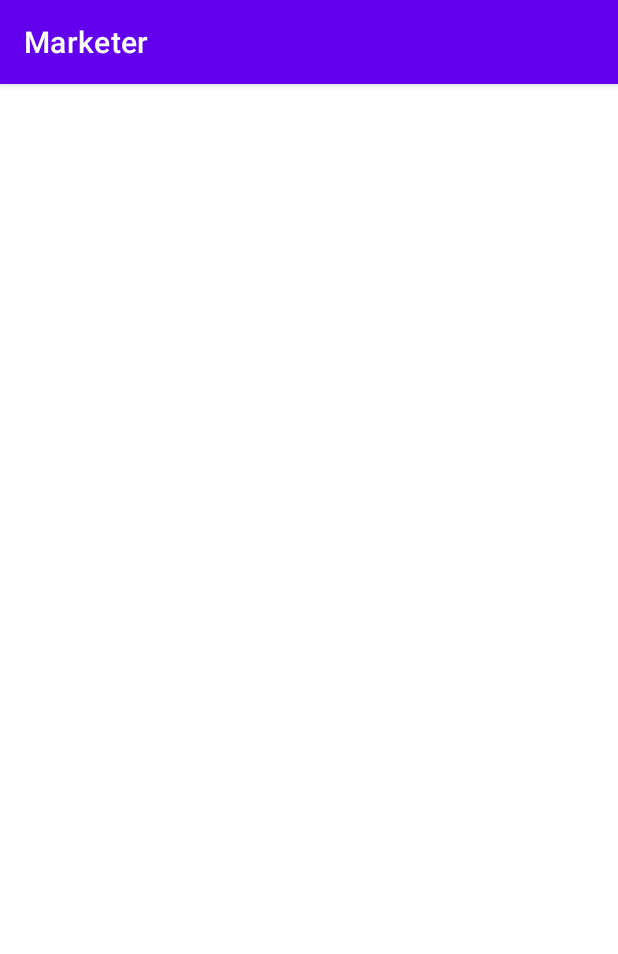
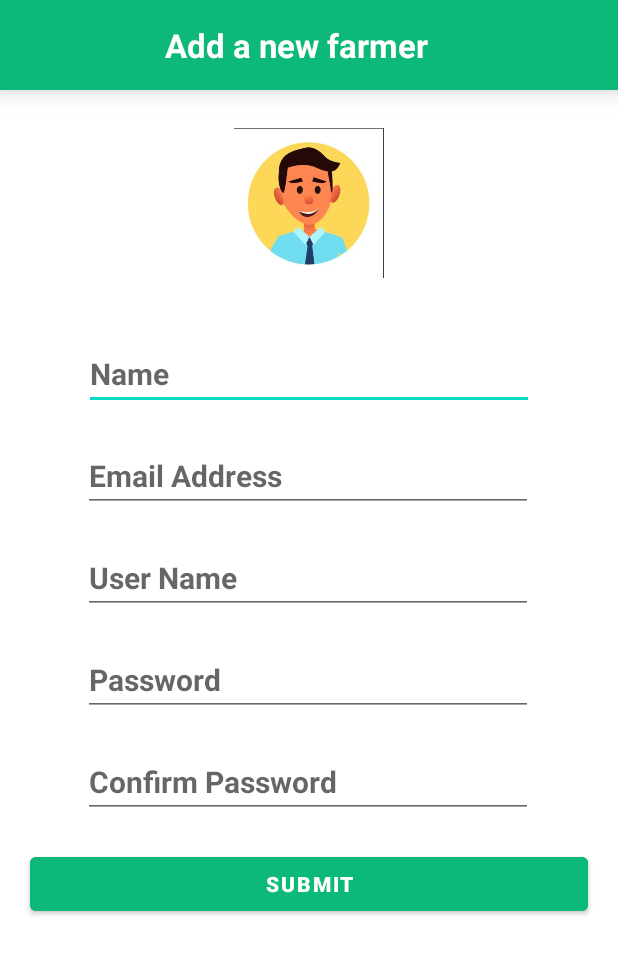
Before and after one commit to Sugam1530/marketerApp, an Android app: the activity_add_farmer screen opened directly, with no data from a screen before it, on a phone screen of 412 x 824 dp. Shown: the top 954 px of the screen. Run offline under Robolectric (Android 15) with nearby library versions, the phone set to English and light mode, and no system bars.

Commit message:
many changes

```diff
--- /dev/null
+++ b/app/src/main/java/com/example/marketer/AddFarmerOverview.java
@@ -0,0 +1,36 @@
+package com.example.marketer;
+
+public class AddFarmerOverview {
+
+    private float status;
+    private String messege;
+
+    public AddFarmerOverview()
+    {}
+
+    public AddFarmerOverview(float status, String messege){
+        this.status = status;
+        this.messege = messege;
+    }
+
+
+    // Getter Methods
+
+    public float getStatus() {
+        return status;
+    }
+
+    public String getMessege() {
+        return messege;
+    }
+
+    // Setter Methods
+
+    public void setStatus(float status) {
+        this.status = status;
+    }
+
+    public void setMessege(String messege) {
+        this.messege = messege;
+    }
+}
--- a/app/src/main/java/com/example/marketer/ApiInterface.java
+++ b/app/src/main/java/com/example/marketer/ApiInterface.java
@@ -19,4 +19,8 @@ public interface ApiInterface {
 @Multipart
 @POST("api/marketer/login")
     Call<ResponseArrayMarketerLoginOverview> postMarketerLogin(@Part("username") RequestBody username, @Part("password") RequestBody password);
+
+@Multipart
+@POST("api/marketer/addfarmer")
+    Call<AddFarmerOverview> postAddFarmer(@Part ("name") RequestBody name, @Part("email") RequestBody email, @Part("username") RequestBody username, @Part("password") RequestBody password, @Part("cnfm_password") RequestBody cnfm_password, @Part("mkt_id") RequestBody mkt_id);
 }
--- a/app/src/main/java/com/example/marketer/MainActivity.java
+++ b/app/src/main/java/com/example/marketer/MainActivity.java
@@ -24,7 +24,7 @@ public class MainActivity extends AppCompatActivity {
 
     LinearLayout layoutWalletbalance, layoutfarmerList, farmerProfile;
     SharedPreferences sharedPreferences;
-    TextView userName, walletAmount;
+    TextView userName, walletAmount, marketerName, marketerEmail;
     public static final String userNameKey = "userName";
     ApiInterface apiInterface;
 
@@ -38,6 +38,8 @@ public class MainActivity extends AppCompatActivity {
         farmerProfile = findViewById(R.id.farmerProfile);
         userName = findViewById(R.id.userName);
         walletAmount = findViewById(R.id.walletAmount);
+        marketerName = findViewById(R.id.farmerName);
+        marketerEmail = findViewById(R.id.farmerId);
 
         SharedPreferences sharedPreferences = getSharedPreferences(userNameKey, Context.MODE_PRIVATE);
         userName.setText(sharedPreferences.getString("uName",""));
@@ -52,6 +54,8 @@ public class MainActivity extends AppCompatActivity {
             public void onResponse(Call<ResponseArrayMarketerProfileOverview> call, Response<ResponseArrayMarketerProfileOverview> response) {
                 if (response.body() != null && response.body().getResponse() != null){
                     walletAmount.setText(response.body().getResponse().getWallet_balance());
+                    marketerName.setText(response.body().getResponse().getName());
+                    marketerEmail.setText(response.body().getResponse().getEmail());
                 }
             }
 
--- a/app/src/main/java/com/example/marketer/activity_add_farmer.java
+++ b/app/src/main/java/com/example/marketer/activity_add_farmer.java
@@ -2,13 +2,76 @@ package com.example.marketer;
 
 import androidx.appcompat.app.AppCompatActivity;
 
+import android.content.Intent;
+import android.content.SharedPreferences;
 import android.os.Bundle;
+import android.preference.PreferenceManager;
+import android.view.View;
+import android.widget.Button;
+import android.widget.TextView;
+import android.widget.Toast;
+
+import okhttp3.MediaType;
+import okhttp3.RequestBody;
+import retrofit2.Call;
+import retrofit2.Callback;
+import retrofit2.Response;
 
 public class activity_add_farmer extends AppCompatActivity {
+
+    TextView tvName, tvUserEmail,tvUserName, tvPassword, tvConfirmPassword;
+    Button btnSubmit;
+    SharedPreferences sharedPreferences;
+    ApiInterface apiInterface;
 
     @Override
     protected void onCreate(Bundle savedInstanceState) {
         super.onCreate(savedInstanceState);
         setContentView(R.layout.activity_add_farmer);
+
+        tvName = findViewById(R.id.tvName);
+        tvUserEmail = findViewById(R.id.tvUserEmail);
+        tvUserName = findViewById(R.id.tvUserName);
+        tvPassword = findViewById(R.id.tvPassword);
+        tvConfirmPassword = findViewById(R.id.tvConfirmPassword);
+        btnSubmit = findViewById(R.id.btnSubmit);
+        apiInterface = RetrofitInstance.getRetrofit().create(ApiInterface.class);
+
+        btnSubmit.setOnClickListener(v -> {
+            if (!tvName.getText().toString().isEmpty() &&
+                    !tvUserEmail.getText().toString().isEmpty() && !tvUserName.getText().toString().isEmpty() &&
+                    !tvPassword.getText().toString().isEmpty() && !tvConfirmPassword.getText().toString().isEmpty()){
+                final RequestBody Name = RequestBody.create(MediaType.parse("text/plain"), tvName.getText().toString());
+                final RequestBody UserEmail = RequestBody.create(MediaType.parse("text/plain"), tvUserEmail.getText().toString());
+                final RequestBody UserName = RequestBody.create(MediaType.parse("text/plain"), tvUserName.getText().toString());
+                final RequestBody Password = RequestBody.create(MediaType.parse("text/plain"), tvPassword.getText().toString());
+                final RequestBody ConfirmPassword = RequestBody.create(MediaType.parse("text/plain"), tvConfirmPassword.getText().toString());
+                SharedPreferences preferences = PreferenceManager.getDefaultSharedPreferences(activity_add_farmer.this);
+                String userId = preferences.getString("userId", "");
+                final RequestBody mkt_id = RequestBody.create(MediaType.parse("text/plain"), userId);
+                apiInterface.postAddFarmer(Name, UserEmail, UserName, Password, ConfirmPassword, mkt_id).enqueue(new Callback<AddFarmerOverview>() {
+                    @Override
+                    public void onResponse(Call<AddFarmerOverview> call, Response<AddFarmerOverview> response) {
+                        if (response.body() != null && response.body().getStatus() == 1){
+                            Intent intent = new Intent(getApplicationContext(), farmer_list.class);
+                            startActivity(intent);
+                            Toast.makeText(activity_add_farmer.this, "Farmer has successfully added", Toast.LENGTH_SHORT).show();
+                        } else{
+                            Toast.makeText(activity_add_farmer.this, "Please Fill Proper Details", Toast.LENGTH_SHORT).show();
+                        }
+                    }
+
+                    @Override
+                    public void onFailure(Call<AddFarmerOverview> call, Throwable t) {
+
+                    }
+                });
+            }
+            else{
+                Toast.makeText(this, "Please Fill All The Required Field", Toast.LENGTH_SHORT).show();
+            }
+        });
+
+        getSupportActionBar().hide();
     }
 }
--- a/app/src/main/res/layout/activity_add_farmer.xml
+++ b/app/src/main/res/layout/activity_add_farmer.xml
@@ -1,9 +1,130 @@
 <?xml version="1.0" encoding="utf-8"?>
-<androidx.constraintlayout.widget.ConstraintLayout xmlns:android="http://schemas.android.com/apk/res/android"
+<LinearLayout xmlns:android="http://schemas.android.com/apk/res/android"
     xmlns:app="http://schemas.android.com/apk/res-auto"
     xmlns:tools="http://schemas.android.com/tools"
     android:layout_width="match_parent"
     android:layout_height="match_parent"
-    tools:context=".activity_add_farmer">
+    tools:context=".activity_add_farmer"
+    android:orientation="vertical">
 
-</androidx.constraintlayout.widget.ConstraintLayout>
+    <androidx.constraintlayout.widget.ConstraintLayout
+        android:id="@+id/farmingLayoutHeader"
+        android:layout_width="match_parent"
+        android:layout_height="60dp"
+        android:background="#0db978"
+        android:elevation="10dp"
+        android:outlineAmbientShadowColor="@color/black"
+        android:outlineSpotShadowColor="@color/black"
+        app:layout_constraintTop_toTopOf="parent">
+
+        <TextView
+            android:id="@+id/textProduct"
+            android:layout_width="wrap_content"
+            android:layout_height="wrap_content"
+            android:layout_marginStart="15dp"
+            android:gravity="center"
+            android:paddingTop="15dp"
+            android:text="Add a new farmer"
+            android:textColor="@color/white"
+            android:textSize="22sp"
+            android:textStyle="bold"
+            app:layout_constraintEnd_toEndOf="parent"
+            app:layout_constraintHorizontal_bias="0.427"
+            app:layout_constraintStart_toStartOf="parent"
+            app:layout_constraintTop_toTopOf="parent" />
+
+
+    </androidx.constraintlayout.widget.ConstraintLayout>
+
+        <LinearLayout
+            android:layout_width="match_parent"
+            android:layout_height="wrap_content"
+            android:orientation="vertical"
+            android:layout_marginTop="15dp">
+
+            <LinearLayout
+                android:layout_width="wrap_content"
+                android:layout_height="wrap_content"
+                android:orientation="vertical"
+                android:layout_gravity="center">
+
+                <ImageView
+                    android:layout_width="100dp"
+                    android:layout_height="100dp"
+                    android:background="@drawable/user_photo"
+                    android:cropToPadding="true"
+                    android:layout_gravity="center"
+                    android:requiresFadingEdge="vertical"
+                    android:layout_marginTop="10dp"/>
+
+
+                <EditText
+                    android:id="@+id/tvName"
+                    android:layout_width="300dp"
+                    android:layout_height="wrap_content"
+                    android:textStyle="bold"
+                    android:textSize="20sp"
+                    android:textColor="@color/black"
+                    android:layout_gravity="center"
+                    android:layout_marginTop="40dp"
+                    android:hint="Name"/>
+
+            </LinearLayout>
+        </LinearLayout>
+
+        <EditText
+            android:id="@+id/tvUserEmail"
+            android:layout_width="300dp"
+            android:layout_height="wrap_content"
+            android:textStyle="bold"
+            android:textSize="20sp"
+            android:layout_marginStart="55dp"
+            android:layout_marginTop="20dp"
+            android:textColor="@color/black"
+            android:hint="Email Address"/>
+
+        <EditText
+            android:id="@+id/tvUserName"
+            android:layout_width="300dp"
+            android:layout_height="wrap_content"
+            android:textStyle="bold"
+            android:textSize="20sp"
+            android:layout_marginStart="55dp"
+            android:layout_marginTop="20dp"
+            android:textColor="@color/black"
+            android:hint="User Name"/>
+
+        <EditText
+            android:id="@+id/tvPassword"
+            android:layout_width="300dp"
+            android:layout_height="wrap_content"
+            android:textStyle="bold"
+            android:textSize="20sp"
+            android:layout_marginStart="55dp"
+            android:layout_marginTop="20dp"
+            android:textColor="@color/black"
+            android:hint="Password"/>
+
+        <EditText
+            android:id="@+id/tvConfirmPassword"
+            android:layout_width="300dp"
+            android:layout_height="wrap_content"
+            android:textStyle="bold"
+            android:textSize="20sp"
+            android:layout_marginStart="55dp"
+            android:layout_marginTop="20dp"
+            android:textColor="@color/black"
+            android:hint="Confirm Password"/>
+
+        <Button
+            android:id="@+id/btnSubmit"
+            android:layout_width="match_parent"
+            android:layout_height="wrap_content"
+            android:layout_gravity="center"
+            android:backgroundTint="@color/Login_btn_color"
+            android:text="Submit"
+            android:layout_margin="20dp"
+            android:textStyle="bold"/>
+
+
+</LinearLayout>
--- a/app/src/main/res/layout/activity_profile.xml
+++ b/app/src/main/res/layout/activity_profile.xml
@@ -24,7 +24,7 @@
             android:layout_marginStart="15dp"
             android:gravity="center"
             android:paddingTop="15dp"
-            android:text="Farmer Profile"
+            android:text="Marketer Profile"
             android:textColor="@color/white"
             android:textSize="22sp"
             android:textStyle="bold"
```
